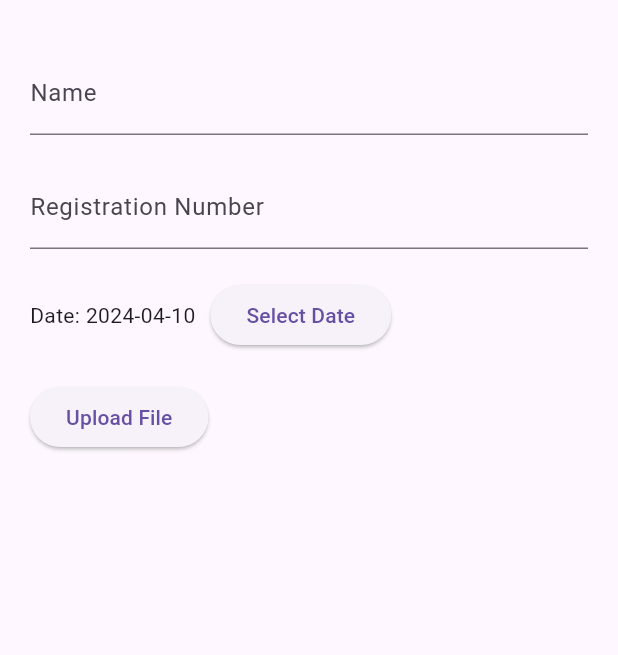
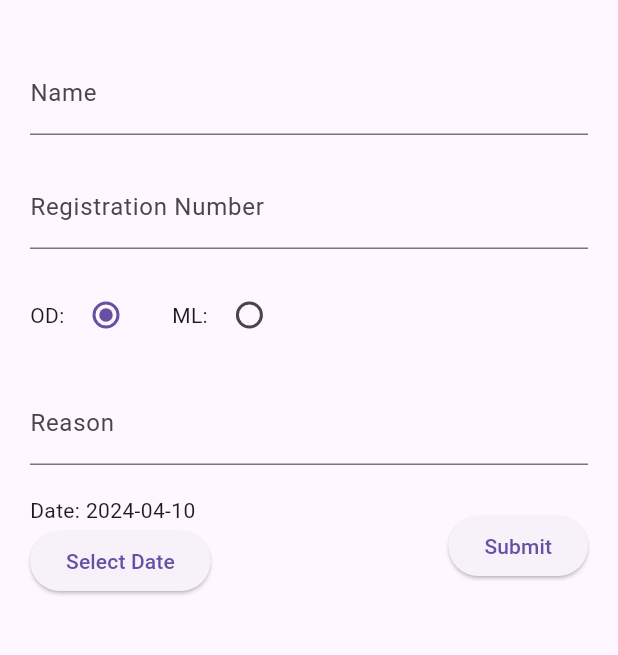
Before and after one commit to vishruth-r/srm_attendance, a Flutter app: the StudentsODMLPage screen opened directly, on a phone screen of 412 x 824 dp, the part 63-718 px from its top. Run offline on Flutter 3.47's test engine with Material 3 defaults, Android fonts, the light colour scheme and no system bars; our stand-ins replace fl_chart.

Commit message:
feat: od page

```diff
--- a/lib/views/screens/odml_page.dart
+++ b/lib/views/screens/odml_page.dart
@@ -4,6 +4,8 @@ import 'package:srm_attendance/views/screens/attendance_page.dart';
 import 'package:srm_attendance/views/screens/faculties_page.dart';
 
 import '../common_drawer.dart';
+import 'login_page.dart';
+
 class StudentsODMLPage extends StatefulWidget {
   @override
   _StudentsODMLPageState createState() => _StudentsODMLPageState();
@@ -12,6 +14,8 @@ class StudentsODMLPage extends StatefulWidget {
 class _StudentsODMLPageState extends State<StudentsODMLPage> {
   late String _name;
   late String _registrationNumber;
+  bool _isOD = true; // Default to OD
+  late String _reason;
   late DateTime _selectedDate;
 
   @override
@@ -55,10 +59,12 @@ class _StudentsODMLPageState extends State<StudentsODMLPage> {
             Navigator.of(context).push(MaterialPageRoute(builder: (_) => FacultiesPage()));
             break;
           case 3:
-          // Already on Students OD/ML Page, no need to navigate
+          // Navigate to Students OD/ML Page
+            Navigator.of(context).push(MaterialPageRoute(builder: (_) => StudentsODMLPage()));
             break;
           case 4:
-          // Handle logout functionality
+          // Navigate to Sign In Page
+            Navigator.of(context).push(MaterialPageRoute(builder: (_) => SignInPage()));
             break;
         }
       }),
@@ -87,24 +93,81 @@ class _StudentsODMLPageState extends State<StudentsODMLPage> {
             SizedBox(height: 20),
             Row(
               children: [
-                Text('Date: ${_selectedDate.toString().substring(0, 10)}'),
-                SizedBox(width: 10),
-                ElevatedButton(
-                  onPressed: () => _selectDate(context),
-                  child: Text('Select Date'),
+                Text('OD: '),
+                Radio(
+                  value: true,
+                  groupValue: _isOD,
+                  onChanged: (value) {
+                    setState(() {
+                      _isOD = value as bool;
+                    });
+                  },
+                ),
+                SizedBox(width: 20),
+                Text('ML: '),
+                Radio(
+                  value: false,
+                  groupValue: _isOD,
+                  onChanged: (value) {
+                    setState(() {
+                      _isOD = value as bool;
+                    });
+                  },
                 ),
               ],
             ),
             SizedBox(height: 20),
-            ElevatedButton(
-              onPressed: () {
-                // Handle file upload
+            TextField(
+              decoration: InputDecoration(labelText: 'Reason'),
+              onChanged: (value) {
+                setState(() {
+                  _reason = value;
+                });
               },
-              child: Text('Upload File'),
+            ),
+            SizedBox(height: 20),
+            Row(
+              mainAxisAlignment: MainAxisAlignment.spaceBetween,
+              children: [
+                Column(
+                  crossAxisAlignment: CrossAxisAlignment.start,
+                  children: [
+                    Text('Date: ${_selectedDate.toString().substring(0, 10)}'),
+                    ElevatedButton(
+                      onPressed: () => _selectDate(context),
+                      child: Text('Select Date'),
+                    ),
+                  ],
+                ),
+                ElevatedButton(
+                  onPressed: () {
+                    // Handle form submission
+                    _submitForm(context);
+                  },
+                  child: Text('Submit'),
+                ),
+              ],
             ),
           ],
         ),
       ),
     );
   }
+
+  void _submitForm(BuildContext context) {
+    // Clear text fields
+    setState(() {
+      _name = '';
+      _registrationNumber = '';
+      _reason = '';
+    });
+
+    // Show Snackbar
+    ScaffoldMessenger.of(context).showSnackBar(
+      SnackBar(
+        content: Text('Form submitted!'),
+        duration: Duration(seconds: 2),
+      ),
+    );
+  }
 }
--- a/pubspec.yaml
+++ b/pubspec.yaml
@@ -37,6 +37,8 @@ dependencies:
   cupertino_icons: ^1.0.2
   intl: ^0.19.0
   fl_chart: ^0.67.0
+  file_picker: ^8.0.0+1
+  file_selector: ^1.0.3
 
 dev_dependencies:
   flutter_test:
```
Also changed, not shown: lib/views/screens/analytics_page.dart (+10 -1 lines), lib/views/screens/attendance_page.dart (+6 -4 lines), lib/views/screens/faculties_page.dart (+29 -4 lines), pubspec.lock, 5 other files.
